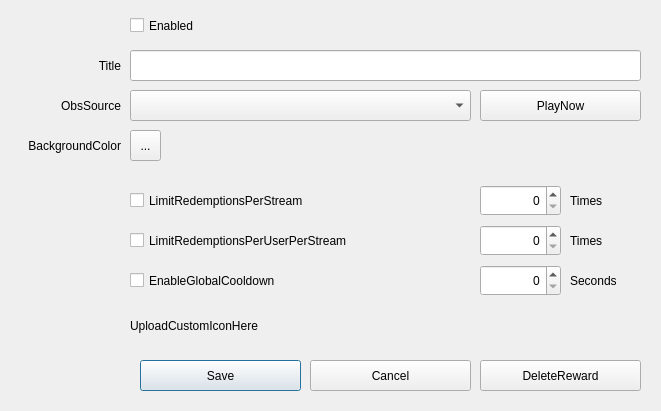
First picture: the form in src/EditRewardDialog.ui, repository gottagofaster236/RewardsTheater, before the edit.
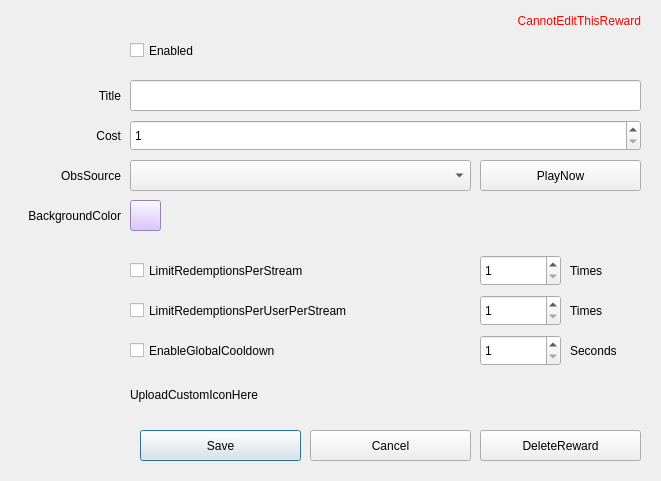
Second picture: the form after the edit.

The edit to the form file:
```diff
--- a/src/EditRewardDialog.ui
+++ b/src/EditRewardDialog.ui
@@ -7,7 +7,7 @@
     <x>0</x>
     <y>0</y>
     <width>661</width>
-    <height>411</height>
+    <height>481</height>
    </rect>
   </property>
   <property name="windowTitle">
@@ -17,9 +17,9 @@
    <property name="geometry">
     <rect>
      <x>130</x>
-     <y>10</y>
-     <width>191</width>
-     <height>31</height>
+     <y>40</y>
+     <width>171</width>
+     <height>21</height>
     </rect>
    </property>
    <property name="text">
@@ -30,7 +30,7 @@
    <property name="geometry">
     <rect>
      <x>130</x>
-     <y>50</y>
+     <y>80</y>
      <width>511</width>
      <height>31</height>
     </rect>
@@ -40,7 +40,7 @@
    <property name="geometry">
     <rect>
      <x>10</x>
-     <y>50</y>
+     <y>80</y>
      <width>111</width>
      <height>31</height>
     </rect>
@@ -56,7 +56,7 @@
    <property name="geometry">
     <rect>
      <x>140</x>
-     <y>360</y>
+     <y>430</y>
      <width>161</width>
      <height>31</height>
     </rect>
@@ -69,7 +69,7 @@
    <property name="geometry">
     <rect>
      <x>480</x>
-     <y>360</y>
+     <y>430</y>
      <width>161</width>
      <height>31</height>
     </rect>
@@ -82,7 +82,7 @@
    <property name="geometry">
     <rect>
      <x>310</x>
-     <y>360</y>
+     <y>430</y>
      <width>161</width>
      <height>31</height>
     </rect>
@@ -95,7 +95,7 @@
    <property name="geometry">
     <rect>
      <x>10</x>
-     <y>90</y>
+     <y>160</y>
      <width>111</width>
      <height>31</height>
     </rect>
@@ -111,7 +111,7 @@
    <property name="geometry">
     <rect>
      <x>130</x>
-     <y>90</y>
+     <y>160</y>
      <width>341</width>
      <height>31</height>
     </rect>
@@ -121,7 +121,7 @@
    <property name="geometry">
     <rect>
      <x>480</x>
-     <y>90</y>
+     <y>160</y>
      <width>161</width>
      <height>31</height>
     </rect>
@@ -134,7 +134,7 @@
    <property name="geometry">
     <rect>
      <x>10</x>
-     <y>130</y>
+     <y>200</y>
      <width>111</width>
      <height>31</height>
     </rect>
@@ -150,20 +150,23 @@
    <property name="geometry">
     <rect>
      <x>130</x>
-     <y>130</y>
+     <y>200</y>
      <width>31</width>
      <height>31</height>
     </rect>
    </property>
+   <property name="styleSheet">
+    <string notr="true">background: #d1b3ff</string>
+   </property>
    <property name="text">
-    <string>...</string>
+    <string/>
    </property>
   </widget>
   <widget class="QCheckBox" name="limitRedemptionsPerStreamCheckBox">
    <property name="geometry">
     <rect>
      <x>130</x>
-     <y>185</y>
+     <y>255</y>
      <width>341</width>
      <height>31</height>
     </rect>
@@ -176,13 +179,13 @@
    <property name="geometry">
     <rect>
      <x>480</x>
-     <y>185</y>
+     <y>255</y>
      <width>81</width>
      <height>31</height>
     </rect>
    </property>
-   <property name="alignment">
-    <set>Qt::AlignRight|Qt::AlignTrailing|Qt::AlignVCenter</set>
+   <property name="minimum">
+    <number>1</number>
    </property>
    <property name="maximum">
     <number>99999999</number>
@@ -192,7 +195,7 @@
    <property name="geometry">
     <rect>
      <x>130</x>
-     <y>225</y>
+     <y>295</y>
      <width>341</width>
      <height>31</height>
     </rect>
@@ -205,13 +208,13 @@
    <property name="geometry">
     <rect>
      <x>480</x>
-     <y>225</y>
+     <y>295</y>
      <width>81</width>
      <height>31</height>
     </rect>
    </property>
-   <property name="alignment">
-    <set>Qt::AlignRight|Qt::AlignTrailing|Qt::AlignVCenter</set>
+   <property name="minimum">
+    <number>1</number>
    </property>
    <property name="maximum">
     <number>99999999</number>
@@ -221,7 +224,7 @@
    <property name="geometry">
     <rect>
      <x>130</x>
-     <y>260</y>
+     <y>330</y>
      <width>341</width>
      <height>41</height>
     </rect>
@@ -234,26 +237,23 @@
    <property name="geometry">
     <rect>
      <x>480</x>
-     <y>265</y>
+     <y>335</y>
      <width>81</width>
      <height>31</height>
     </rect>
    </property>
-   <property name="alignment">
-    <set>Qt::AlignRight|Qt::AlignTrailing|Qt::AlignVCenter</set>
-   </property>
    <property name="minimum">
-    <number>0</number>
+    <number>1</number>
    </property>
    <property name="maximum">
-    <number>99999999</number>
+    <number>604800</number>
    </property>
   </widget>
   <widget class="QLabel" name="label">
    <property name="geometry">
     <rect>
      <x>570</x>
-     <y>270</y>
+     <y>340</y>
      <width>71</width>
      <height>21</height>
     </rect>
@@ -266,20 +266,29 @@
    <property name="geometry">
     <rect>
      <x>130</x>
-     <y>310</y>
-     <width>281</width>
+     <y>380</y>
+     <width>341</width>
      <height>31</height>
     </rect>
    </property>
    <property name="text">
     <string>UploadCustomIconHere</string>
    </property>
+   <property name="textFormat">
+    <enum>Qt::RichText</enum>
+   </property>
+   <property name="openExternalLinks">
+    <bool>true</bool>
+   </property>
+   <property name="textInteractionFlags">
+    <set>Qt::LinksAccessibleByKeyboard|Qt::LinksAccessibleByMouse</set>
+   </property>
   </widget>
   <widget class="QLabel" name="timesLabel_2">
    <property name="geometry">
     <rect>
      <x>570</x>
-     <y>230</y>
+     <y>300</y>
      <width>71</width>
      <height>21</height>
     </rect>
@@ -292,7 +301,7 @@
    <property name="geometry">
     <rect>
      <x>570</x>
-     <y>190</y>
+     <y>260</y>
      <width>71</width>
      <height>21</height>
     </rect>
@@ -301,6 +310,57 @@
     <string>Times</string>
    </property>
   </widget>
+  <widget class="QLabel" name="costLabel">
+   <property name="geometry">
+    <rect>
+     <x>10</x>
+     <y>120</y>
+     <width>111</width>
+     <height>31</height>
+    </rect>
+   </property>
+   <property name="text">
+    <string>Cost</string>
+   </property>
+   <property name="alignment">
+    <set>Qt::AlignRight|Qt::AlignTrailing|Qt::AlignVCenter</set>
+   </property>
+  </widget>
+  <widget class="QSpinBox" name="costSpinBox">
+   <property name="geometry">
+    <rect>
+     <x>130</x>
+     <y>120</y>
+     <width>511</width>
+     <height>31</height>
+    </rect>
+   </property>
+   <property name="minimum">
+    <number>1</number>
+   </property>
+   <property name="maximum">
+    <number>999999999</number>
+   </property>
+  </widget>
+  <widget class="QLabel" name="cannotEditRewardLabel">
+   <property name="geometry">
+    <rect>
+     <x>20</x>
+     <y>10</y>
+     <width>621</width>
+     <height>21</height>
+    </rect>
+   </property>
+   <property name="styleSheet">
+    <string notr="true">color: red</string>
+   </property>
+   <property name="text">
+    <string>CannotEditThisReward</string>
+   </property>
+   <property name="alignment">
+    <set>Qt::AlignRight|Qt::AlignTrailing|Qt::AlignVCenter</set>
+   </property>
+  </widget>
  </widget>
  <resources/>
  <connections/>
```
Left out of the diff: 10 changed lines with no effect on the pictures.
